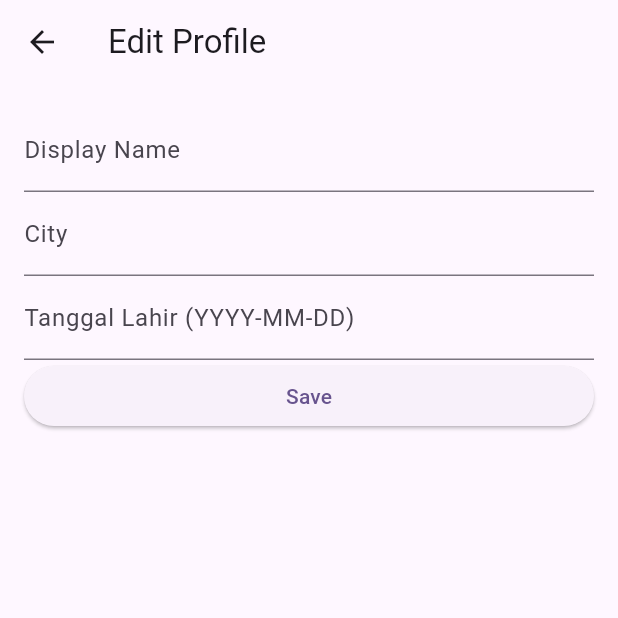
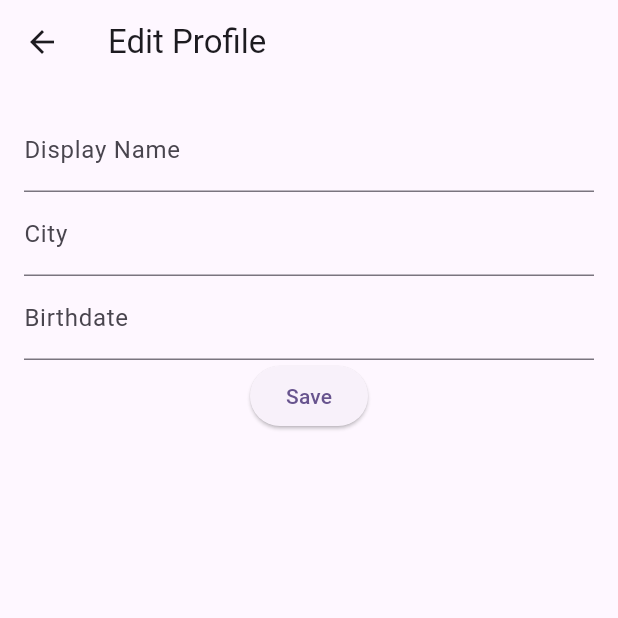
Before and after one commit to ubedsalto12/PA_Pemrograman_Mobile_Ensanim, a Flutter app: the UserProfilePage screen opened directly, after a tap on "Edit Profile", on a phone screen of 412 x 824 dp, the top half of it. Run offline on Flutter 3.47's test engine with Material 2 defaults, Android fonts, the light colour scheme and no system bars; our stand-ins replace cloud_firestore, firebase_auth, firebase_core, google_sign_in; missing offline and left inert: flutter_admin_scaffold; accounts and stored records are empty.

Commit message:
admin dashboard, data user firestore
memperbarui flutter auth dan firestore pada user, menambah dashboard admin, admin hanya bisa logout

```diff
--- a/lib/login_screeen.dart
+++ b/lib/login_screeen.dart
@@ -1,4 +1,4 @@
-import 'package:ensanim/home_page_admin.dart';
+import 'package:ensanim/admin/home_page_admin.dart';
 import 'package:ensanim/home_page_user.dart';
 import 'package:ensanim/signup_screen.dart';
 
@@ -44,7 +44,7 @@ class _LoginScreenState extends State<LoginScreen> {
       // Lanjutkan ke halaman sesuai dengan email (seperti yang Anda lakukan sebelumnya)
       String userEmail = userCredential.user!.email!;
       Widget destinationPage;
-      if (userEmail == "admin@gmail.com") {
+      if (userEmail == "muhammadrezaubaidillah@gmail.com") {
         destinationPage = HomePageAdmin();
       } else {
         destinationPage = HomePageUser();
--- a/lib/user_edit_profile_page.dart
+++ b/lib/user_edit_profile_page.dart
@@ -11,6 +11,8 @@ class _EditProfilePageState extends State<EditProfilePage> {
   final FirebaseAuth _auth = FirebaseAuth.instance;
   final FirebaseFirestore _firestore = FirebaseFirestore.instance;
   late User _user;
+  late Stream<DocumentSnapshot<Map<String, dynamic>>> _userDataStream;
+
   TextEditingController _displayNameController = TextEditingController();
   TextEditingController _cityController = TextEditingController();
   TextEditingController _tanggalLahirController = TextEditingController();
@@ -19,29 +21,7 @@ class _EditProfilePageState extends State<EditProfilePage> {
   void initState() {
     super.initState();
     _user = _auth.currentUser!;
-    _fetchUserData();
-  }
-
-  Future<void> _fetchUserData() async {
-    DocumentSnapshot<Map<String, dynamic>> userDoc =
-        await _firestore.collection('users').doc(_user.uid).get();
-    if (userDoc.exists) {
-      setState(() {
-        _displayNameController.text = userDoc.get('displayName');
-        _cityController.text = userDoc.get('city');
-        _tanggalLahirController.text = userDoc.get('tanggal_lahir');
-      });
-    }
-  }
-
-  Future<void> _updateProfile() async {
-    await _firestore.collection('users').doc(_user.uid).update({
-      'displayName': _displayNameController.text,
-      'city': _cityController.text,
-      'tanggal_lahir': _tanggalLahirController.text,
-    });
-    // Kembali ke halaman profil
-    Navigator.pop(context);
+    _userDataStream = _firestore.collection('users').doc(_user.uid).snapshots();
   }
 
   @override
@@ -51,29 +31,62 @@ class _EditProfilePageState extends State<EditProfilePage> {
         title: Text('Edit Profile'),
       ),
       body: Padding(
-        padding: EdgeInsets.all(16),
-        child: Column(
-          crossAxisAlignment: CrossAxisAlignment.stretch,
-          children: [
-            TextFormField(
+        padding: EdgeInsets.all(16.0),
+        child: StreamBuilder<DocumentSnapshot<Map<String, dynamic>>>(
+          stream: _userDataStream,
+          builder: (context, snapshot) {
+            if (snapshot.connectionState == ConnectionState.waiting) {
+              return CircularProgressIndicator(); // Tampilkan loading indicator jika data masih dimuat
+            }
+
+            if (!snapshot.hasData || !snapshot.data!.exists) {
+              return Text('User data not found!'); // Tampilkan pesan jika data pengguna tidak ditemukan
+            }
+
+            var userData = snapshot.data!;
+
+            _displayNameController.text = userData.get('displayName');
+            _cityController.text = userData.get('city');
+            _tanggalLahirController.text = userData.get('tanggal_lahir');
+
+            return Column(
+              children: <Widget>[
+                TextField(
                   controller: _displayNameController,
                   decoration: InputDecoration(labelText: 'Display Name'),
                 ),
-            TextFormField(
+                TextField(
                   controller: _cityController,
                   decoration: InputDecoration(labelText: 'City'),
                 ),
-            TextFormField(
+                TextField(
                   controller: _tanggalLahirController,
-              decoration: InputDecoration(labelText: 'Tanggal Lahir (YYYY-MM-DD)'),
+                  decoration: InputDecoration(labelText: 'Birthdate'),
                 ),
                 ElevatedButton(
-              onPressed: _updateProfile,
+                  onPressed: () async {
+                    // Panggil fungsi untuk update data pengguna di Firestore
+                    await _updateUserData();
+
+                    // Kembali ke halaman profil setelah perubahan disimpan
+                    Navigator.pop(context);
+                  },
                   child: Text('Save'),
                 ),
               ],
+            );
+          },
         ),
       ),
     );
   }
+
+  Future<void> _updateUserData() async {
+    // Update data pengguna di Firestore
+    await _firestore.collection('users').doc(_user.uid).update({
+      'displayName': _displayNameController.text,
+      'city': _cityController.text,
+      'tanggal_lahir': _tanggalLahirController.text,
+    });
   }
+}
--- a/lib/user_profile_page.dart
+++ b/lib/user_profile_page.dart
@@ -1,7 +1,7 @@
-import 'package:ensanim/user_edit_profile_page.dart';
 import 'package:flutter/material.dart';
 import 'package:cloud_firestore/cloud_firestore.dart';
 import 'package:firebase_auth/firebase_auth.dart';
+import 'package:ensanim/user_edit_profile_page.dart';
 
 class UserProfilePage extends StatefulWidget {
   @override
@@ -12,36 +12,35 @@ class _UserProfilePageState extends State<UserProfilePage> {
   final FirebaseAuth _auth = FirebaseAuth.instance;
   final FirebaseFirestore _firestore = FirebaseFirestore.instance;
   late User _user;
-  String _displayName = '';
-  String _email = '';
-  String _city = '';
-  String _tanggalLahir = '';
 
   @override
   void initState() {
     super.initState();
     _user = _auth.currentUser!;
-    _fetchUserData();
-  }
-
-  Future<void> _fetchUserData() async {
-    DocumentSnapshot<Map<String, dynamic>> userDoc =
-        await _firestore.collection('users').doc(_user.uid).get();
-    if (userDoc.exists) {
-      setState(() {
-        _displayName = userDoc.get('displayName');
-        _email = userDoc.get('email');
-        _city = userDoc.get('city');
-        _tanggalLahir = userDoc.get('tanggal_lahir');
-      });
-    }
   }
 
   @override
   Widget build(BuildContext context) {
     return Scaffold(
       body: Center(
-        child: Column(
+        child: StreamBuilder<DocumentSnapshot<Map<String, dynamic>>>(
+          stream: _firestore.collection('users').doc(_user.uid).snapshots(),
+          builder: (context, snapshot) {
+            if (snapshot.connectionState == ConnectionState.waiting) {
+              return CircularProgressIndicator();
+            }
+
+            if (!snapshot.hasData || !snapshot.data!.exists) {
+              return Text('User data not found!');
+            }
+
+            var userData = snapshot.data!;
+            String _displayName = userData.get('displayName') ?? '';
+            String _email = userData.get('email') ?? '';
+            String _city = userData.get('city') ?? '';
+            String _tanggalLahir = userData.get('tanggal_lahir') ?? '';
+
+            return Column(
               mainAxisAlignment: MainAxisAlignment.center,
               children: <Widget>[
                 Text('Name: $_displayName'),
@@ -59,6 +58,8 @@ class _UserProfilePageState extends State<UserProfilePage> {
                   child: Text('Edit Profile'),
                 ),
               ],
+            );
+          },
         ),
       ),
     );
--- a/pubspec.yaml
+++ b/pubspec.yaml
@@ -39,6 +39,7 @@ dependencies:
   cloud_firestore: ^4.12.2
   firebase_auth: ^4.12.1
   google_sign_in: ^6.1.6
+  flutter_admin_scaffold: ^1.2.0
 
 dev_dependencies:
   flutter_test:
```
Also changed, not shown: lib/admin/home_page_admin.dart (added, +139 -0 lines), lib/admin/side_bar_screens/CRUD_screen.dart (added, +22 -0 lines), lib/admin/side_bar_screens/dashboard_screen.dart (added, +22 -0 lines), lib/admin/side_bar_screens/logout_screens.dart (added, +14 -0 lines), lib/home_page_admin.dart (deleted, +0 -48 lines), lib/signup_screen.dart (+103 -17 lines), pubspec.lock. Lines whose indentation alone changed are shown as unchanged.
